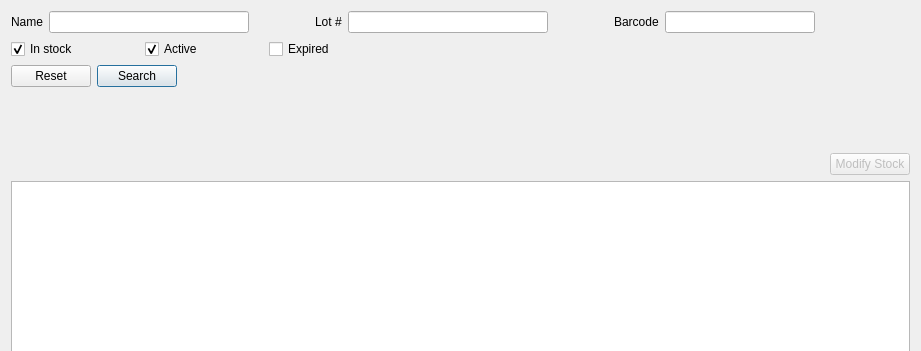
This is mtrack/inventoryframe.ui in kyledevans/Medicine-Track as Qt 5 draws it before an edit; both pictures show x 0 to 921 and y 0 to 351 of the 921 by 655 pixel window. The edited form follows.
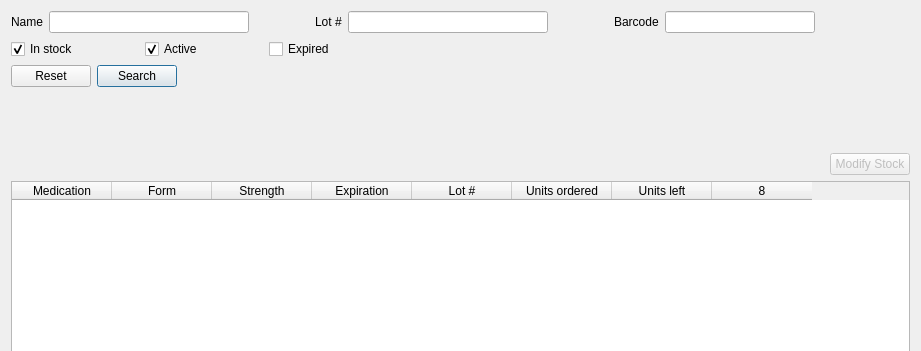
This is the edited form.

Commit message: Changed InventoryFrame to tablewidget. 	modified:   mtrack/inventoryframe.cpp 	modified:   mtrack/inventoryframe.h 	modified:   mtrack/inventoryframe.ui 	modified:   mtrack/medicationsframe.cpp

The edit to the form file:
```diff
--- a/mtrack/inventoryframe.ui
+++ b/mtrack/inventoryframe.ui
@@ -292,13 +292,52 @@
     </layout>
    </item>
    <item>
-    <widget class="QTableView" name="resultTable">
+    <widget class="QTableWidget" name="resultTable">
      <property name="contextMenuPolicy">
       <enum>Qt::ActionsContextMenu</enum>
      </property>
      <property name="selectionBehavior">
       <enum>QAbstractItemView::SelectRows</enum>
      </property>
+     <property name="columnCount">
+      <number>8</number>
+     </property>
+     <column>
+      <property name="text">
+       <string>Medication</string>
+      </property>
+     </column>
+     <column>
+      <property name="text">
+       <string>Form</string>
+      </property>
+     </column>
+     <column>
+      <property name="text">
+       <string>Strength</string>
+      </property>
+     </column>
+     <column>
+      <property name="text">
+       <string>Expiration</string>
+      </property>
+     </column>
+     <column>
+      <property name="text">
+       <string>Lot #</string>
+      </property>
+     </column>
+     <column>
+      <property name="text">
+       <string>Units ordered</string>
+      </property>
+     </column>
+     <column>
+      <property name="text">
+       <string>Units left</string>
+      </property>
+     </column>
+     <column/>
     </widget>
    </item>
   </layout>
```
The commit also changes 3 other files.
